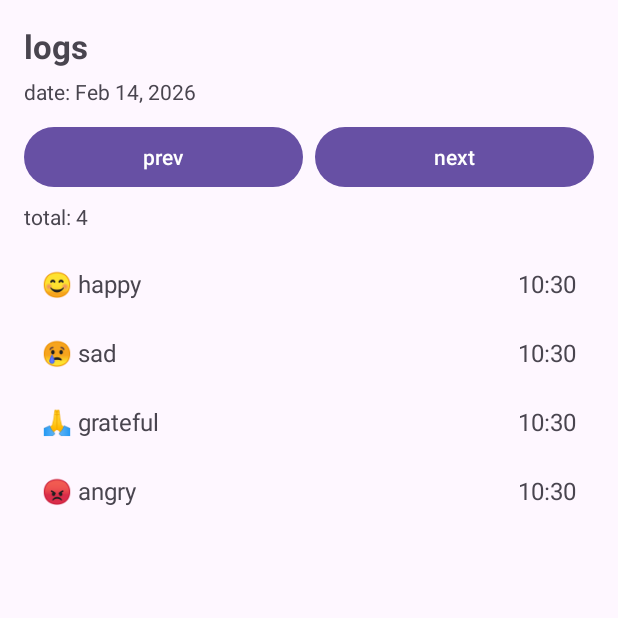
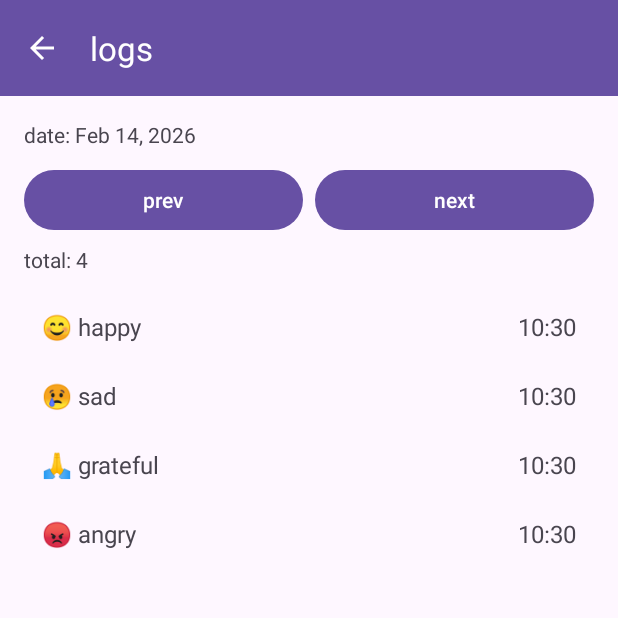
Before and after one commit to Raahim58/SE, an Android app: the LogsActivity screen opened directly, with no data from a screen before it, on a phone screen of 412 x 824 dp, the top half of it. Run offline under Robolectric (Android 15) with nearby library versions, the light colour scheme and no system bars.

Commit message:
update A1

```diff
--- a/assignments/assignment1/app/src/main/java/com/example/emotions/LogsActivity.java
+++ b/assignments/assignment1/app/src/main/java/com/example/emotions/LogsActivity.java
@@ -32,8 +32,11 @@ public class LogsActivity extends AppCompatActivity {
     protected void onCreate(Bundle savedInstanceState) {
         super.onCreate(savedInstanceState);
         setContentView(R.layout.activity_logs);
+        // setup toolbar as action bar
+        androidx.appcompat.widget.Toolbar toolbar = findViewById(R.id.toolbar);
+        setSupportActionBar(toolbar);
 
-        // show back arrow in the top bar
+        // enable back arrow
         if (getSupportActionBar() != null) {
             getSupportActionBar().setDisplayHomeAsUpEnabled(true);
         }
--- a/assignments/assignment1/app/src/main/java/com/example/emotions/SummaryActivity.java
+++ b/assignments/assignment1/app/src/main/java/com/example/emotions/SummaryActivity.java
@@ -31,11 +31,14 @@ public class SummaryActivity extends AppCompatActivity {
         super.onCreate(savedInstanceState);
         setContentView(R.layout.activity_summary);
 
+        // setup toolbar as action bar
+        androidx.appcompat.widget.Toolbar toolbar = findViewById(R.id.toolbar);
+        setSupportActionBar(toolbar);
+
         // show back arrow in the top bar
         if (getSupportActionBar() != null) {
             getSupportActionBar().setDisplayHomeAsUpEnabled(true);
         }
-
 
         repo = LogRepository.getInstance();
         selectedDate = LocalDate.now();
--- a/assignments/assignment1/app/src/main/java/com/example/emotions/SummaryRow.java
+++ b/assignments/assignment1/app/src/main/java/com/example/emotions/SummaryRow.java
@@ -15,15 +15,12 @@ public class SummaryRow {
         this.count = count;
         this.fraction = fraction;
     }
-
     public EmotionType getEmotionType() {
         return emotionType;
     }
-
     public int getCount() {
         return count;
     }
-
     public double getFraction() {
         return fraction;
     }
--- a/assignments/assignment1/app/src/main/res/layout/activity_logs.xml
+++ b/assignments/assignment1/app/src/main/res/layout/activity_logs.xml
@@ -1,22 +1,28 @@
 <?xml version="1.0" encoding="utf-8"?>
 <LinearLayout
     xmlns:android="http://schemas.android.com/apk/res/android"
+    xmlns:app="http://schemas.android.com/apk/res-auto"
+    android:orientation="vertical"
+    android:layout_width="match_parent"
+    android:layout_height="match_parent">
+
+    <androidx.appcompat.widget.Toolbar
+        android:id="@+id/toolbar"
+        android:layout_width="match_parent"
+        android:layout_height="?attr/actionBarSize"
+        android:background="?attr/colorPrimary"
+        android:theme="@style/ThemeOverlay.AppCompat.Dark.ActionBar"
+        app:title="logs"/>
+
+    <LinearLayout
         android:orientation="vertical"
         android:padding="16dp"
         android:layout_width="match_parent"
         android:layout_height="match_parent">
 
         <TextView
-        android:text="logs"
-        android:textSize="22sp"
-        android:textStyle="bold"
-        android:layout_width="wrap_content"
-        android:layout_height="wrap_content" />
-
-    <TextView
             android:id="@+id/txtLogsDate"
             android:text="date"
-        android:layout_marginTop="6dp"
             android:layout_width="wrap_content"
             android:layout_height="wrap_content" />
 
@@ -54,5 +60,6 @@
             android:layout_marginTop="12dp"
             android:layout_width="match_parent"
             android:layout_height="match_parent" />
+    </LinearLayout>
 
 </LinearLayout>
```
Also changed, not shown: assignments/assignment1/app/src/main/res/layout/activity_summary.xml (+18 -8 lines), 3 other files. Lines whose indentation alone changed are shown as unchanged.
